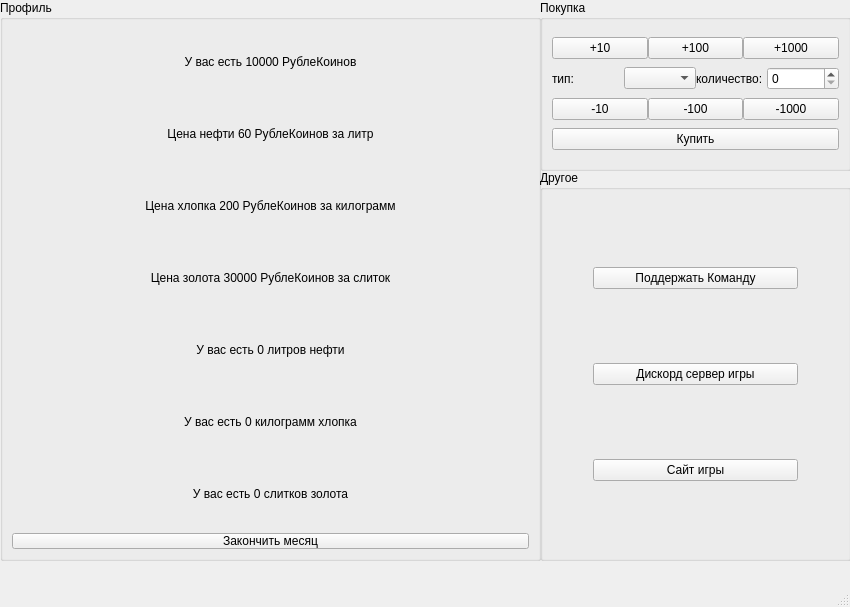
Qt form pyqtVersion/main.ui (MakarFadeev/Money-Game) before a commit.
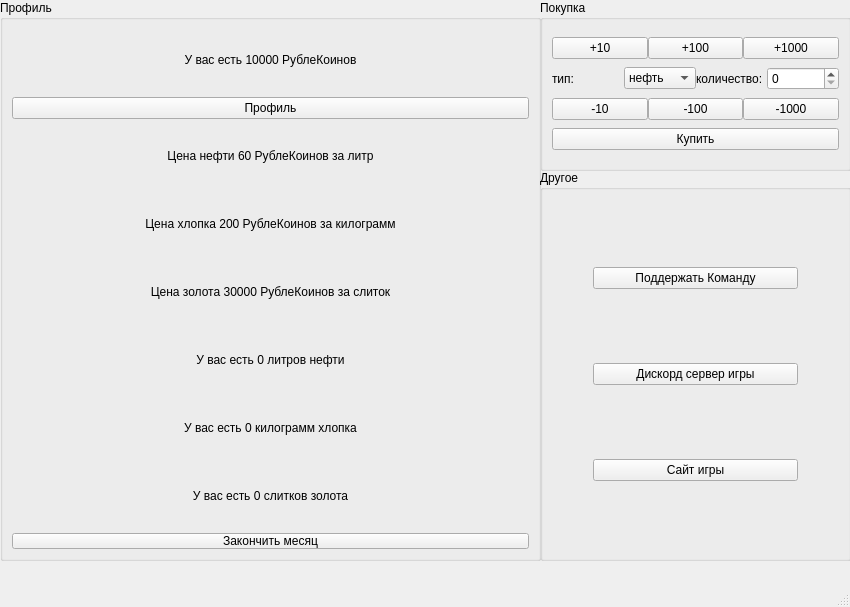
The same form after that commit.

Patch:
```diff
--- a/pyqtVersion/main.ui
+++ b/pyqtVersion/main.ui
@@ -37,6 +37,22 @@
        </property>
       </widget>
      </item>
+     <item>
+      <widget class="QPushButton" name="pushButton_11">
+       <property name="text">
+        <string>Профиль</string>
+       </property>
+       <property name="autoDefault">
+        <bool>false</bool>
+       </property>
+       <property name="default">
+        <bool>false</bool>
+       </property>
+       <property name="flat">
+        <bool>false</bool>
+       </property>
+      </widget>
+     </item>
      <item>
       <widget class="QLabel" name="label_2">
        <property name="text">
@@ -169,7 +185,32 @@
         </widget>
        </item>
        <item>
-        <widget class="QComboBox" name="a"/>
+        <widget class="QComboBox" name="a">
+         <property name="editable">
+          <bool>false</bool>
+         </property>
+         <property name="currentText">
+          <string>нефть</string>
+         </property>
+         <property name="maxVisibleItems">
+          <number>0</number>
+         </property>
+         <item>
+          <property name="text">
+           <string>нефть</string>
+          </property>
+         </item>
+         <item>
+          <property name="text">
+           <string>хлопок</string>
+          </property>
+         </item>
+         <item>
+          <property name="text">
+           <string>золото</string>
+          </property>
+         </item>
+        </widget>
        </item>
        <item>
         <widget class="QLabel" name="label_5">
```
